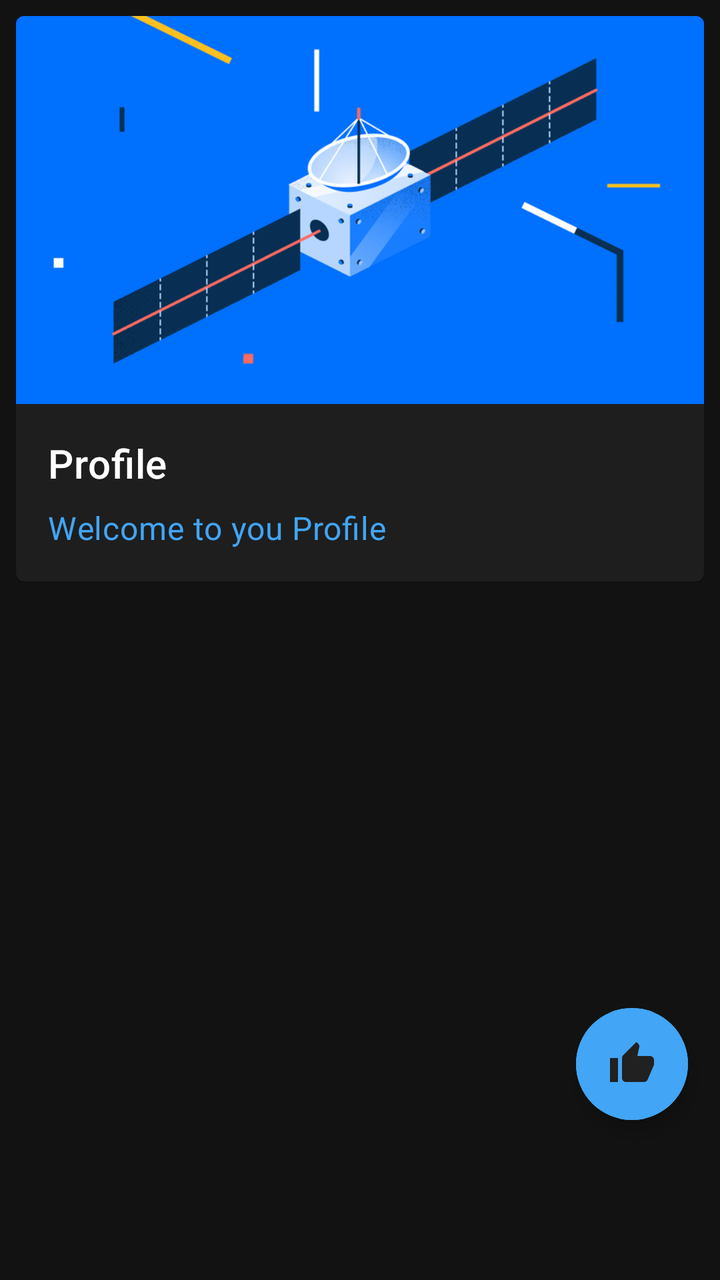
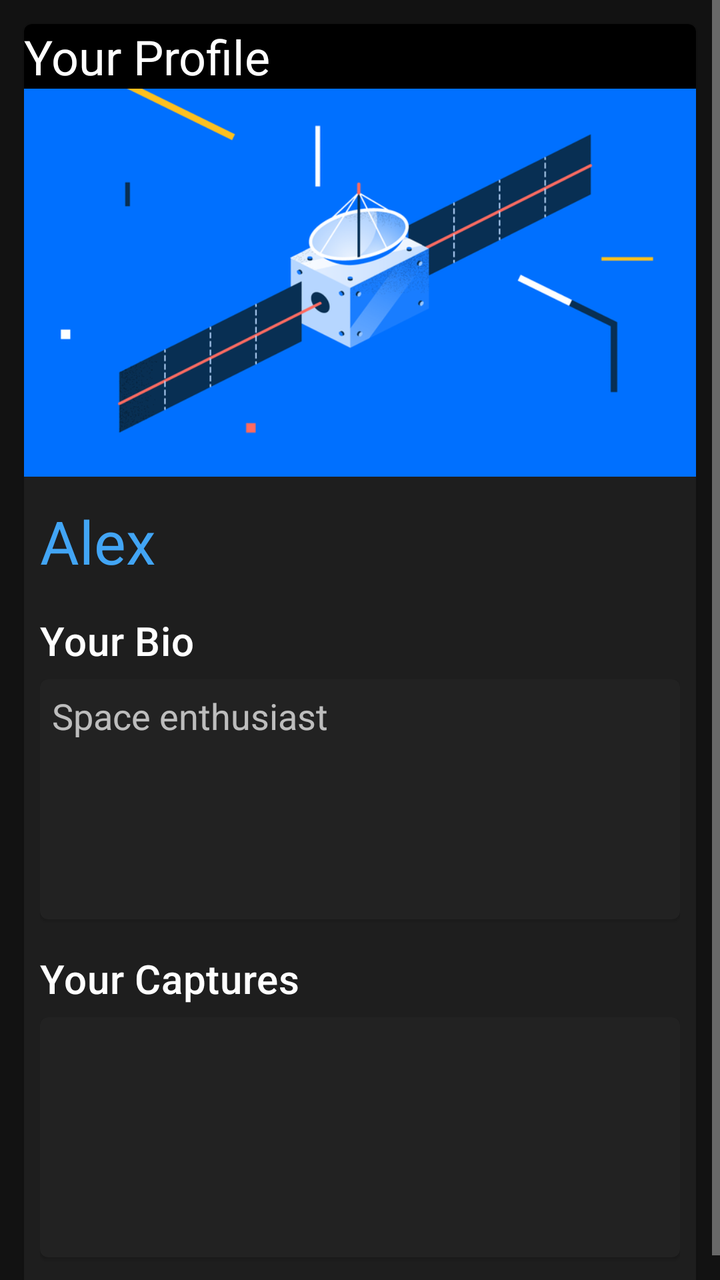

Two renders of the same Android screen: before a commit and after it. Below are the layout's source before the change and the commit's diff.
<!-- AndroidManifest.xml: application theme AppTheme -->
<!-- res/layout/frag_profile.xml -->
<?xml version="1.0" encoding="utf-8"?>
<RelativeLayout xmlns:android="http://schemas.android.com/apk/res/android"
    android:layout_width="match_parent"
    android:layout_height="match_parent"
    xmlns:app="http://schemas.android.com/apk/res-auto"
    android:background="@color/transparent"
    android:scrollbars="vertical">

    <com.google.android.material.card.MaterialCardView
        android:id="@+id/profcard"
        android:layout_width="match_parent"
        android:layout_height="wrap_content"
        android:layout_margin="8dp">

        <LinearLayout
            android:layout_width="match_parent"
            android:layout_height="wrap_content"
            android:orientation="vertical">

            
            <ImageView
                android:layout_width="match_parent"
                android:layout_height="194dp"
                android:contentDescription="@string/content_description_media"
                android:scaleType="centerCrop"
                app:srcCompat="@drawable/bsat" />

            <LinearLayout
                android:layout_width="match_parent"
                android:layout_height="wrap_content"
                android:orientation="vertical"
                android:padding="16dp">

                
                <TextView
                    android:layout_width="wrap_content"
                    android:layout_height="wrap_content"
                    android:text="@string/profile"
                    android:textAppearance="?attr/textAppearanceHeadline6" />

                <TextView
                    android:layout_width="wrap_content"
                    android:layout_height="wrap_content"
                    android:layout_marginTop="8dp"
                    android:text="@string/welcome_to_you_profile"
                    android:textAppearance="?attr/textAppearanceBody2"
                    android:textColor="@color/colorAccent"
                    android:textSize="16sp" />

            </LinearLayout>

        </LinearLayout>

    </com.google.android.material.card.MaterialCardView>


    <com.google.android.material.floatingactionbutton.ExtendedFloatingActionButton
        android:id="@+id/proBtn"
        android:layout_width="wrap_content"
        android:layout_height="wrap_content"
        android:layout_alignParentEnd="true"
        android:layout_alignParentBottom="true"

        android:layout_marginEnd="16dp"
        android:layout_marginBottom="80dp"

        android:backgroundTint="@color/colorAccent"
        android:contentDescription="@string/launch"


        app:backgroundTint="@color/colorAccent"
        app:icon="@drawable/ic_baseline_thumb_up"
        app:iconTint="@color/colorPrimary"
        app:rippleColor="@color/colorAccent" />

</RelativeLayout>
<!-- resources referenced by this layout -->
<resources>
  <color name="colorAccent">#42A5F5</color>
  <color name="colorPrimary">#212121</color>
  <color name="transparent">@android:color/transparent</color>
  <!-- drawable bsat: webp bitmap (drawable, 38086 bytes) -->
  <!-- drawable ic_baseline_thumb_up (drawable) -->
  <vector android:height="24dp" android:tint="#212121"
      android:viewportHeight="24" android:viewportWidth="24"
      android:width="24dp" xmlns:android="http://schemas.android.com/apk/res/android">
      <path android:fillColor="@android:color/white" android:pathData="M1,21h4L5,9L1,9v12zM23,10c0,-1.1 -0.9,-2 -2,-2h-6.31l0.95,-4.57 0.03,-0.32c0,-0.41 -0.17,-0.79 -0.44,-1.06L14.17,1 7.59,7.59C7.22,7.95 7,8.45 7,9v10c0,1.1 0.9,2 2,2h9c0.83,0 1.54,-0.5 1.84,-1.22l3.02,-7.05c0.09,-0.23 0.14,-0.47 0.14,-0.73v-2z"/>
  </vector>
  <string name="content_description_media">Taken on:</string>
  <string name="launch">launch</string>
  <string name="profile">Profile</string>
  <string name="welcome_to_you_profile">Welcome to you Profile</string>
  <style name="AppTheme" parent="Theme.MaterialComponents">
          
          <item name="windowActionBar">true</item>
          <item name="colorPrimary">#212121</item>
          <item name="colorPrimaryDark">@color/colorPrimaryDark</item>
          <item name="colorAccent">#42A5F5</item>
      </style>
  <color name="colorPrimaryDark">#000000</color>
</resources>

<!-- the commit's change to res/layout/frag_profile.xml (unified diff, before → after) -->
@@ -5,18 +5,31 @@
     xmlns:app="http://schemas.android.com/apk/res-auto"
     android:background="@color/transparent"
     android:scrollbars="vertical">
-
+    <ScrollView
+        android:layout_width="wrap_content"
+        android:layout_height="wrap_content">
     <com.google.android.material.card.MaterialCardView
         android:id="@+id/profcard"
         android:layout_width="match_parent"
         android:layout_height="wrap_content"
-        android:layout_margin="8dp">
+        android:layout_margin="12dp">
 
         <LinearLayout
             android:layout_width="match_parent"
             android:layout_height="wrap_content"
             android:orientation="vertical">
-
+        <LinearLayout
+            android:layout_width="match_parent"
+            android:layout_height="match_parent"
+            android:background="@color/colorPrimaryDark">
+            <TextView
+                android:layout_width="wrap_content"
+                android:layout_height="wrap_content"
+                android:text="Your Profile"
+                android:textAppearance="?attr/textAppearanceHeadline5"
+                android:layout_gravity="center"
+                />
+        </LinearLayout>
             
             <ImageView
                 android:layout_width="match_parent"
@@ -29,48 +42,61 @@
                 android:layout_width="match_parent"
                 android:layout_height="wrap_content"
                 android:orientation="vertical"
-                android:padding="16dp">
+                android:padding="8dp">
 
                 
-                <TextView
-                    android:layout_width="wrap_content"
-                    android:layout_height="wrap_content"
-                    android:text="@string/profile"
-                    android:textAppearance="?attr/textAppearanceHeadline6" />
+
 
                 <TextView
                     android:layout_width="wrap_content"
                     android:layout_height="wrap_content"
-                    android:layout_marginTop="8dp"
-                    android:text="@string/welcome_to_you_profile"
-                    android:textAppearance="?attr/textAppearanceBody2"
+                    android:layout_marginTop="4dp"
+                    android:layout_marginBottom="16dp"
+                    android:text="Alex"
+                    android:textAppearance="?attr/textAppearanceHeadline5"
                     android:textColor="@color/colorAccent"
-                    android:textSize="16sp" />
+                    android:textSize="30dp" />
 
+                <TextView
+                    android:layout_width="wrap_content"
+                    android:layout_height="wrap_content"
+                    android:text="Your Bio"
+                    android:textAppearance="?attr/textAppearanceHeadline6" />
+                <com.google.android.material.card.MaterialCardView
+                    android:id="@+id/profcardinner"
+                    android:layout_height="120dp"
+                    android:layout_width="match_parent"
+                    android:layout_marginBottom="16dp"
+                    android:layout_marginTop="6dp">
+
+                    <TextView
+                        android:layout_width="match_parent"
+                        android:layout_height="match_parent"
+                        android:text="Space enthusiast"
+                        android:layout_margin="6dp"
+                        android:scrollHorizontally="true"
+                        android:textSize="18dp"/>
+
+                </com.google.android.material.card.MaterialCardView>
+                <TextView
+                    android:layout_width="wrap_content"
+                    android:layout_height="wrap_content"
+                    android:text="Your Captures"
+                    android:textAppearance="?attr/textAppearanceHeadline6" />
+                <com.google.android.material.card.MaterialCardView
+
+                    android:layout_height="120dp"
+                    android:layout_width="match_parent"
+                    android:layout_marginBottom="16dp"
+                    android:layout_marginTop="6dp">
+                </com.google.android.material.card.MaterialCardView>
             </LinearLayout>
 
         </LinearLayout>
 
     </com.google.android.material.card.MaterialCardView>
+</ScrollView>
 
 
-    <com.google.android.material.floatingactionbutton.ExtendedFloatingActionButton
-        android:id="@+id/proBtn"
-        android:layout_width="wrap_content"
-        android:layout_height="wrap_content"
-        android:layout_alignParentEnd="true"
-        android:layout_alignParentBottom="true"
-
-        android:layout_marginEnd="16dp"
-        android:layout_marginBottom="80dp"
-
-        android:backgroundTint="@color/colorAccent"
-        android:contentDescription="@string/launch"
-
-
-        app:backgroundTint="@color/colorAccent"
-        app:icon="@drawable/ic_baseline_thumb_up"
-        app:iconTint="@color/colorPrimary"
-        app:rippleColor="@color/colorAccent" />
 
 </RelativeLayout>
<!-- resource entries referenced after the edit -->
@@ -1,19 +1,9 @@
 <!-- resources referenced by this layout -->
 <resources>
   <color name="colorAccent">#42A5F5</color>
-  <color name="colorPrimary">#212121</color>
   <color name="transparent">@android:color/transparent</color>
   <!-- drawable bsat: webp bitmap (drawable, 38086 bytes) -->
-  <!-- drawable ic_baseline_thumb_up (drawable) -->
-  <vector android:height="24dp" android:tint="#212121"
-      android:viewportHeight="24" android:viewportWidth="24"
-      android:width="24dp" xmlns:android="http://schemas.android.com/apk/res/android">
-      <path android:fillColor="@android:color/white" android:pathData="M1,21h4L5,9L1,9v12zM23,10c0,-1.1 -0.9,-2 -2,-2h-6.31l0.95,-4.57 0.03,-0.32c0,-0.41 -0.17,-0.79 -0.44,-1.06L14.17,1 7.59,7.59C7.22,7.95 7,8.45 7,9v10c0,1.1 0.9,2 2,2h9c0.83,0 1.54,-0.5 1.84,-1.22l3.02,-7.05c0.09,-0.23 0.14,-0.47 0.14,-0.73v-2z"/>
-  </vector>
   <string name="content_description_media">Taken on:</string>
-  <string name="launch">launch</string>
-  <string name="profile">Profile</string>
-  <string name="welcome_to_you_profile">Welcome to you Profile</string>
   <style name="AppTheme" parent="Theme.MaterialComponents">
           
           <item name="windowActionBar">true</item>
